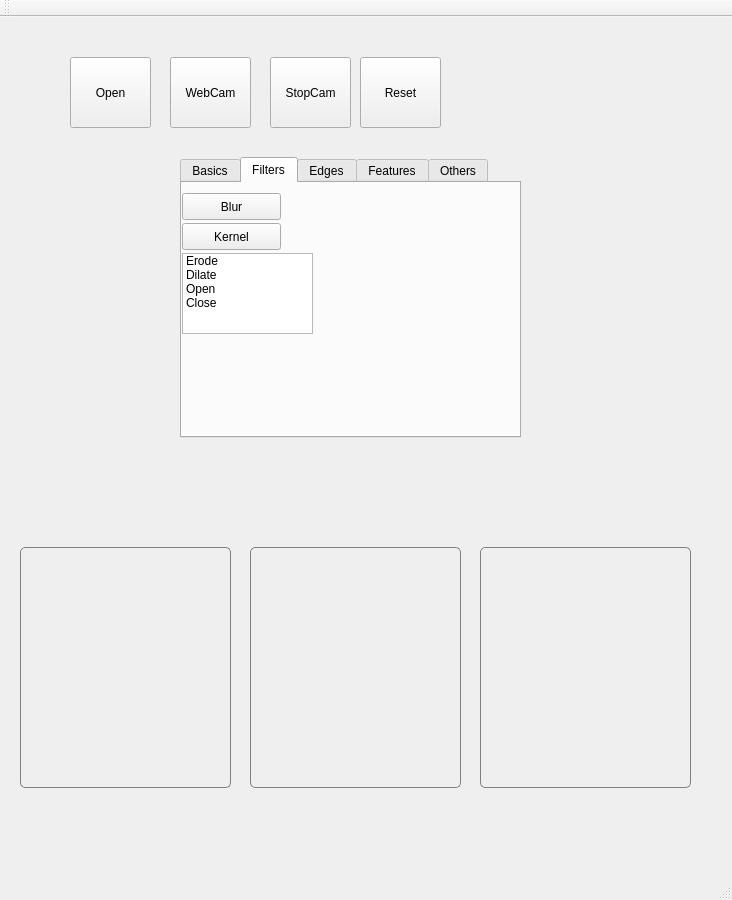
Qt form mainwindow.ui (yanik-porto/VPapp) before a commit.
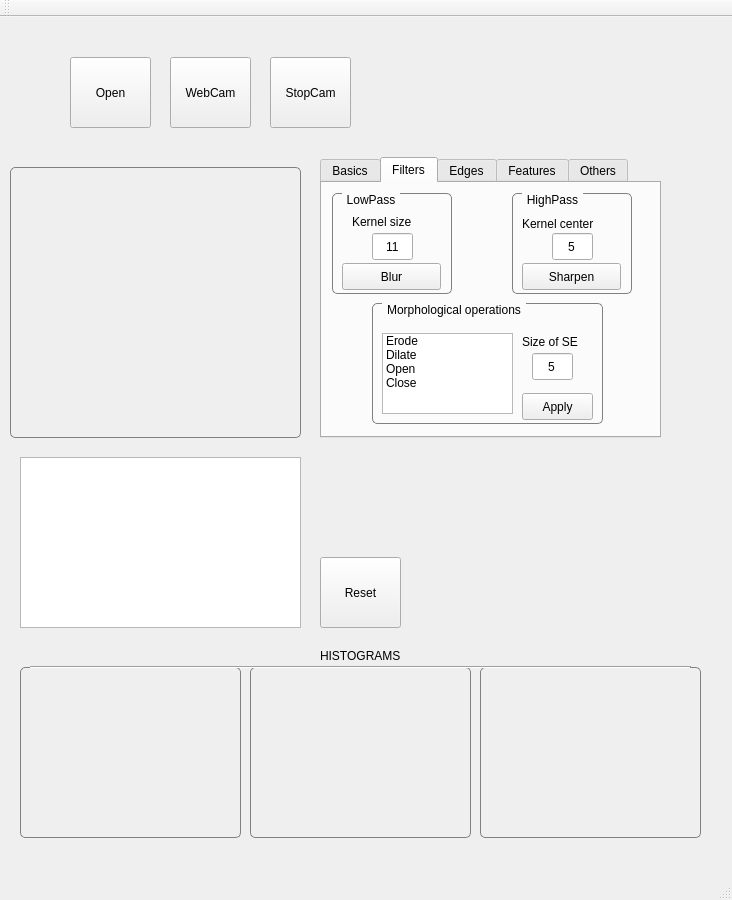
The same form after that commit. The open tabs and pages were chosen to show the change.

Patch:
```diff
--- a/mainwindow.ui
+++ b/mainwindow.ui
@@ -62,8 +62,8 @@
    <widget class="QPushButton" name="pushButton_reset">
     <property name="geometry">
      <rect>
-      <x>360</x>
-      <y>40</y>
+      <x>320</x>
+      <y>540</y>
       <width>81</width>
       <height>71</height>
      </rect>
@@ -75,7 +75,7 @@
    <widget class="QTabWidget" name="tabWidget">
     <property name="geometry">
      <rect>
-      <x>180</x>
+      <x>320</x>
       <y>140</y>
       <width>341</width>
       <height>281</height>
@@ -297,61 +297,239 @@
      <attribute name="title">
       <string>Filters</string>
      </attribute>
-     <widget class="QPushButton" name="pushButton_kernel">
+     <widget class="QGroupBox" name="groupBox_lowpass">
       <property name="geometry">
        <rect>
-        <x>0</x>
-        <y>40</y>
-        <width>99</width>
-        <height>27</height>
+        <x>10</x>
+        <y>10</y>
+        <width>120</width>
+        <height>101</height>
        </rect>
       </property>
-      <property name="text">
-       <string>Kernel</string>
+      <property name="styleSheet">
+       <string notr="true">QGroupBox {
+    border: 1px solid gray;
+    border-radius: 5px;
+    margin-top: 0.5em;
+}
+
+QGroupBox::title {
+    subcontrol-origin: margin;
+    left: 10px;
+    padding: 0 3px 0 3px;
+}</string>
       </property>
+      <property name="title">
+       <string>LowPass</string>
+      </property>
+      <widget class="QPushButton" name="pushButton_Blur">
+       <property name="geometry">
+        <rect>
+         <x>10</x>
+         <y>70</y>
+         <width>99</width>
+         <height>27</height>
+        </rect>
+       </property>
+       <property name="text">
+        <string>Blur</string>
+       </property>
+      </widget>
+      <widget class="QLineEdit" name="lineEdit_sizeKernel">
+       <property name="geometry">
+        <rect>
+         <x>40</x>
+         <y>40</y>
+         <width>41</width>
+         <height>27</height>
+        </rect>
+       </property>
+       <property name="text">
+        <string>11</string>
+       </property>
+       <property name="alignment">
+        <set>Qt::AlignCenter</set>
+       </property>
+      </widget>
+      <widget class="QLabel" name="label_kernelSize">
+       <property name="geometry">
+        <rect>
+         <x>20</x>
+         <y>20</y>
+         <width>81</width>
+         <height>17</height>
+        </rect>
+       </property>
+       <property name="text">
+        <string>Kernel size</string>
+       </property>
+      </widget>
      </widget>
-     <widget class="QListWidget" name="listWidget">
+     <widget class="QGroupBox" name="groupBox">
       <property name="geometry">
        <rect>
-        <x>0</x>
-        <y>70</y>
-        <width>131</width>
-        <height>81</height>
+        <x>190</x>
+        <y>10</y>
+        <width>120</width>
+        <height>101</height>
        </rect>
       </property>
-      <item>
-       <property name="text">
-        <string>Erode</string>
+      <property name="styleSheet">
+       <string notr="true">QGroupBox {
+    border: 1px solid gray;
+    border-radius: 5px;
+    margin-top: 0.5em;
+}
+
+QGroupBox::title {
+    subcontrol-origin: margin;
+    left: 10px;
+    padding: 0 3px 0 3px;
+}</string>
+      </property>
+      <property name="title">
+       <string>HighPass</string>
+      </property>
+      <widget class="QPushButton" name="pushButton_kernel">
+       <property name="geometry">
+        <rect>
+         <x>10</x>
+         <y>70</y>
+         <width>99</width>
+         <height>27</height>
+        </rect>
        </property>
-      </item>
-      <item>
        <property name="text">
-        <string>Dilate</string>
+        <string>Sharpen</string>
        </property>
-      </item>
-      <item>
+      </widget>
+      <widget class="QLineEdit" name="lineEdit_kernelCnt">
+       <property name="geometry">
+        <rect>
+         <x>40</x>
+         <y>40</y>
+         <width>41</width>
+         <height>27</height>
+        </rect>
+       </property>
        <property name="text">
-        <string>Open</string>
+        <string>5</string>
        </property>
-      </item>
-      <item>
+       <property name="alignment">
+        <set>Qt::AlignCenter</set>
+       </property>
+      </widget>
+      <widget class="QLabel" name="label_kernelCnt">
+       <property name="geometry">
+        <rect>
+         <x>10</x>
+         <y>20</y>
+         <width>101</width>
+         <height>21</height>
+        </rect>
+       </property>
        <property name="text">
-        <string>Close</string>
+        <string>Kernel center</string>
        </property>
-      </item>
+      </widget>
      </widget>
-     <widget class="QPushButton" name="pushButton_Blur">
+     <widget class="QGroupBox" name="groupBox_morph">
       <property name="geometry">
        <rect>
-        <x>0</x>
-        <y>10</y>
-        <width>99</width>
-        <height>27</height>
+        <x>50</x>
+        <y>120</y>
+        <width>231</width>
+        <height>121</height>
        </rect>
       </property>
-      <property name="text">
-       <string>Blur</string>
+      <property name="styleSheet">
+       <string notr="true">QGroupBox {
+    border: 1px solid gray;
+    border-radius: 5px;
+    margin-top: 0.5em;
+}
+
+QGroupBox::title {
+    subcontrol-origin: margin;
+    left: 10px;
+    padding: 0 3px 0 3px;
+}</string>
       </property>
+      <property name="title">
+       <string>Morphological operations</string>
+      </property>
+      <widget class="QListWidget" name="listWidget">
+       <property name="geometry">
+        <rect>
+         <x>10</x>
+         <y>30</y>
+         <width>131</width>
+         <height>81</height>
+        </rect>
+       </property>
+       <item>
+        <property name="text">
+         <string>Erode</string>
+        </property>
+       </item>
+       <item>
+        <property name="text">
+         <string>Dilate</string>
+        </property>
+       </item>
+       <item>
+        <property name="text">
+         <string>Open</string>
+        </property>
+       </item>
+       <item>
+        <property name="text">
+         <string>Close</string>
+        </property>
+       </item>
+      </widget>
+      <widget class="QLineEdit" name="lineEdit_sizeElmt">
+       <property name="geometry">
+        <rect>
+         <x>160</x>
+         <y>50</y>
+         <width>41</width>
+         <height>27</height>
+        </rect>
+       </property>
+       <property name="text">
+        <string>5</string>
+       </property>
+       <property name="alignment">
+        <set>Qt::AlignCenter</set>
+       </property>
+      </widget>
+      <widget class="QLabel" name="label_4">
+       <property name="geometry">
+        <rect>
+         <x>150</x>
+         <y>30</y>
+         <width>67</width>
+         <height>17</height>
+        </rect>
+       </property>
+       <property name="text">
+        <string>Size of SE</string>
+       </property>
+      </widget>
+      <widget class="QPushButton" name="pushButton_morph">
+       <property name="geometry">
+        <rect>
+         <x>150</x>
+         <y>90</y>
+         <width>71</width>
+         <height>27</height>
+        </rect>
+       </property>
+       <property name="text">
+        <string>Apply</string>
+       </property>
+      </widget>
      </widget>
     </widget>
     <widget class="QWidget" name="tab_4">
@@ -569,9 +747,9 @@
     <property name="geometry">
      <rect>
       <x>20</x>
-      <y>530</y>
-      <width>211</width>
-      <height>241</height>
+      <y>650</y>
+      <width>221</width>
+      <height>171</height>
      </rect>
     </property>
     <property name="styleSheet">
@@ -589,9 +767,9 @@
     <property name="geometry">
      <rect>
       <x>250</x>
-      <y>530</y>
-      <width>211</width>
-      <height>241</height>
+      <y>650</y>
+      <width>221</width>
+      <height>171</height>
      </rect>
     </property>
     <property name="styleSheet">
@@ -609,9 +787,9 @@
     <property name="geometry">
      <rect>
       <x>480</x>
-      <y>530</y>
-      <width>211</width>
-      <height>241</height>
+      <y>650</y>
+      <width>221</width>
+      <height>171</height>
      </rect>
     </property>
     <property name="styleSheet">
@@ -625,6 +803,65 @@
      <string/>
     </property>
    </widget>
+   <widget class="Line" name="line_3">
+    <property name="geometry">
+     <rect>
+      <x>30</x>
+      <y>640</y>
+      <width>661</width>
+      <height>21</height>
+     </rect>
+    </property>
+    <property name="orientation">
+     <enum>Qt::Horizontal</enum>
+    </property>
+   </widget>
+   <widget class="QLabel" name="label_3">
+    <property name="geometry">
+     <rect>
+      <x>320</x>
+      <y>630</y>
+      <width>111</width>
+      <height>17</height>
+     </rect>
+    </property>
+    <property name="text">
+     <string>HISTOGRAMS</string>
+    </property>
+   </widget>
+   <widget class="QLabel" name="label_inputI">
+    <property name="geometry">
+     <rect>
+      <x>10</x>
+      <y>150</y>
+      <width>291</width>
+      <height>271</height>
+     </rect>
+    </property>
+    <property name="styleSheet">
+     <string notr="true">QLabel
+{border: 1px solid gray;
+    border-radius: 5px;
+    margin-top: 0.5em;
+}</string>
+    </property>
+    <property name="text">
+     <string/>
+    </property>
+    <property name="alignment">
+     <set>Qt::AlignCenter</set>
+    </property>
+   </widget>
+   <widget class="QListWidget" name="listWidget_process">
+    <property name="geometry">
+     <rect>
+      <x>20</x>
+      <y>440</y>
+      <width>281</width>
+      <height>171</height>
+     </rect>
+    </property>
+   </widget>
   </widget>
   <widget class="QMenuBar" name="menuBar">
    <property name="geometry">
```
Left out of the diff: 489 changed lines with no effect on the pictures.
